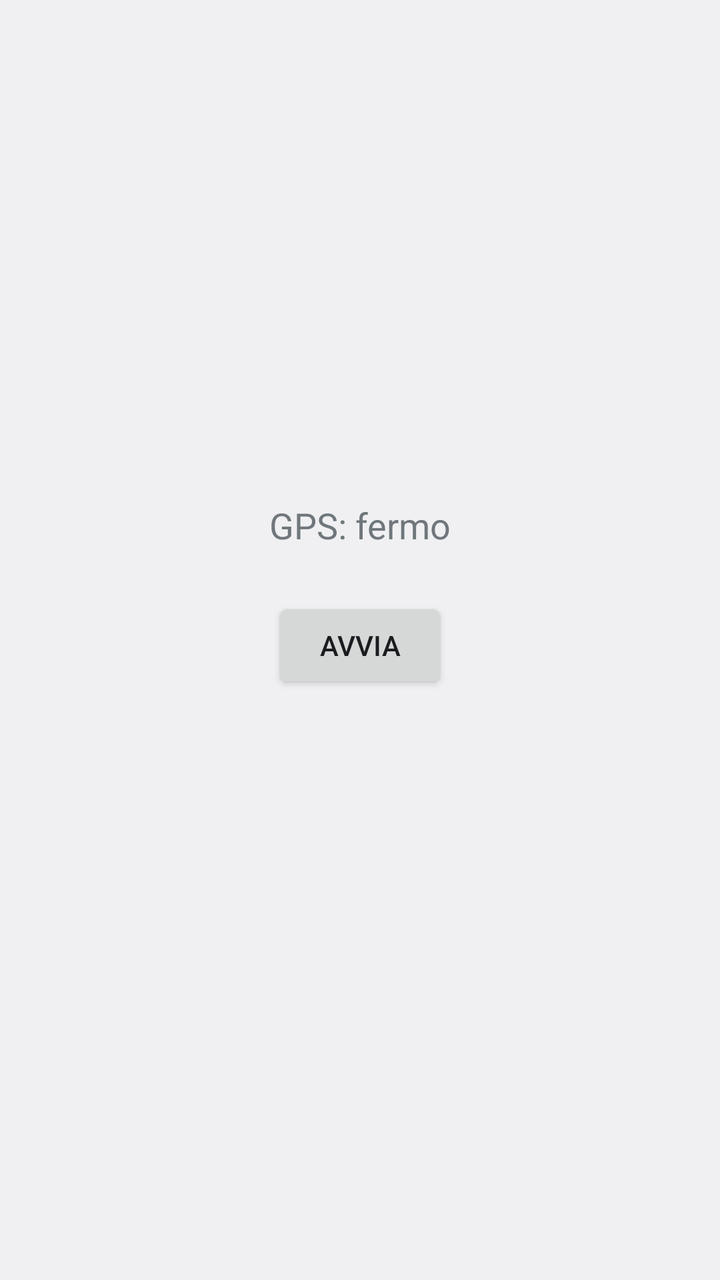
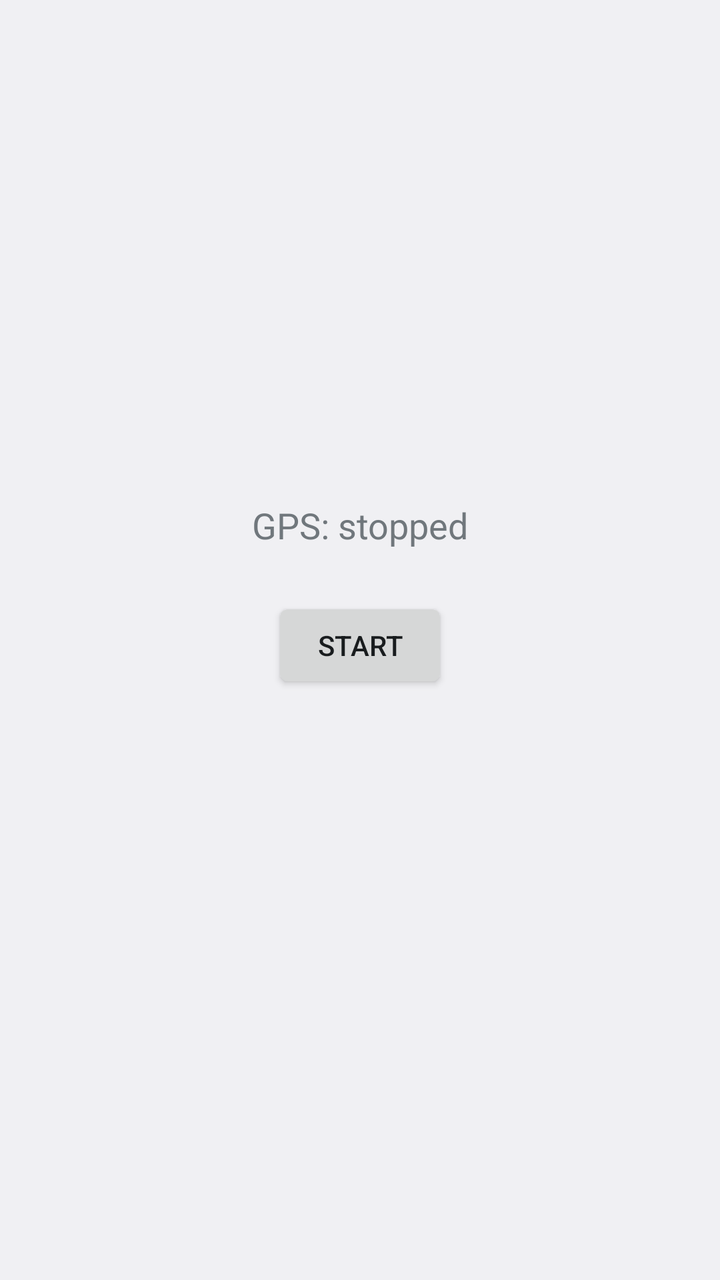

Compare the two renders of this Android layout. The source of the first and the diff that turns it into the second are given below.
<!-- AndroidManifest.xml: application theme android:Theme.DeviceDefault.Light -->
<!-- res/layout/activity_main.xml -->
<?xml version="1.0" encoding="utf-8"?>
<LinearLayout xmlns:android="http://schemas.android.com/apk/res/android"
    android:layout_width="match_parent"
    android:layout_height="match_parent"
    android:orientation="vertical"
    android:gravity="center"
    android:padding="24dp">

    <TextView
        android:id="@+id/statusText"
        android:layout_width="match_parent"
        android:layout_height="wrap_content"
        android:text="GPS: fermo"
        android:textSize="18sp"
        android:gravity="center"
        android:layout_marginBottom="24dp" />

    <Button
        android:id="@+id/toggleButton"
        android:layout_width="wrap_content"
        android:layout_height="wrap_content"
        android:text="Avvia" />

    <TextView
        android:id="@+id/serverInfoText"
        android:layout_width="match_parent"
        android:layout_height="wrap_content"
        android:text=""
        android:textSize="14sp"
        android:gravity="center"
        android:layout_marginTop="24dp" />

</LinearLayout>
<!-- resources referenced by this layout -->
<resources>

</resources>

<!-- the commit's change to res/layout/activity_main.xml (unified diff, before → after) -->
@@ -10,7 +10,7 @@
         android:id="@+id/statusText"
         android:layout_width="match_parent"
         android:layout_height="wrap_content"
-        android:text="GPS: fermo"
+        android:text="GPS: stopped"
         android:textSize="18sp"
         android:gravity="center"
         android:layout_marginBottom="24dp" />
@@ -19,7 +19,7 @@
         android:id="@+id/toggleButton"
         android:layout_width="wrap_content"
         android:layout_height="wrap_content"
-        android:text="Avvia" />
+        android:text="Start" />
 
     <TextView
         android:id="@+id/serverInfoText"
